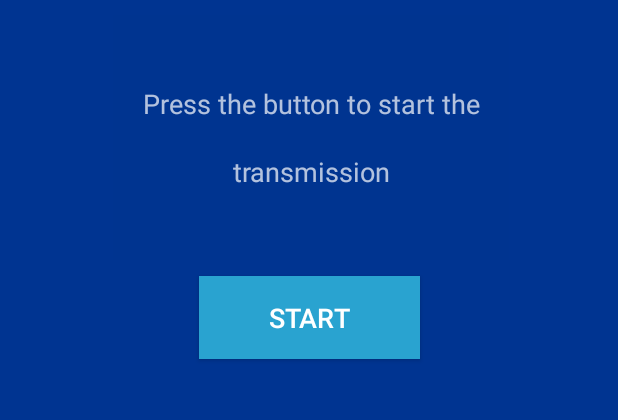
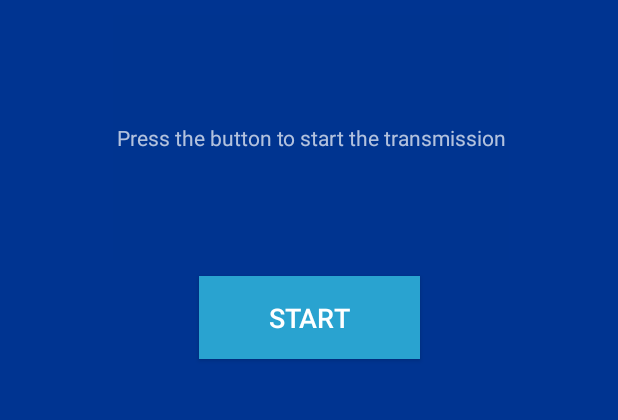
Before and after one commit to mohi86/airshareLocator, an Android app: the screen it shows after launch (MainActivity), on a phone screen of 412 x 824 dp, the part 99-519 px from its top. Run offline under Robolectric (Android 15) with nearby library versions, the phone set to English and light mode, and no system bars; libraries missing offline, so code that uses them is left out: com.microsoft.azure.

Commit message:
Refactored Location service and Azure-iot functions

```diff
--- a/app/src/main/AndroidManifest.xml
+++ b/app/src/main/AndroidManifest.xml
@@ -8,6 +8,8 @@
     <uses-permission android:name="android.permission.REORDER_TASKS" />
     <uses-permission android:name="android.permission.INTERNET"/>
     <uses-permission android:name="android.permission.WRITE_EXTERNAL_STORAGE" />
+    <uses-permission android:name="android.permission.ACCESS_NETWORK_STATE" />
+    <uses-permission android:name="android.permission.ACCESS_WIFI_STATE"/>
 
     <application
         android:allowBackup="true"
@@ -19,7 +21,7 @@
         tools:ignore="GoogleAppIndexingWarning"
         android:testOnly="true">
         <service
-            android:name=".AirshareLocationService"
+            android:name=".AirshareAlwaysOnService"
             android:enabled="true"
             android:exported="true" />
 
--- a/app/src/main/java/co/nz/airshare/airshareclient/AirshareLocationService.java
+++ b/app/src/main/java/co/nz/airshare/airshareclient/AirshareAlwaysOnService.java
@@ -12,12 +12,12 @@ import android.os.Build;
 import android.os.IBinder;
 import android.support.v4.app.NotificationCompat;
 
-public class AirshareLocationService extends Service {
+public class AirshareAlwaysOnService extends Service {
 
     private static final int NOTIF_ID = 1;
     private static final String NOTIF_CHANNEL_ID = "Channel_Id";
 
-    public AirshareLocationService() {
+    public AirshareAlwaysOnService() {
     }
 
     @Override
--- a/app/src/main/java/co/nz/airshare/airshareclient/MainActivity.java
+++ b/app/src/main/java/co/nz/airshare/airshareclient/MainActivity.java
@@ -6,9 +6,13 @@ import android.content.Context;
 import android.content.Intent;
 import android.content.pm.PackageManager;
 import android.graphics.Color;
+import android.hardware.Sensor;
+import android.hardware.SensorManager;
 import android.location.Location;
 import android.location.LocationListener;
 import android.location.LocationManager;
+import android.net.ConnectivityManager;
+import android.net.NetworkInfo;
 import android.os.Handler;
 import android.support.annotation.NonNull;
 import android.support.v4.app.ActivityCompat;
@@ -32,6 +36,7 @@ import com.microsoft.azure.sdk.iot.device.IotHubStatusCode;
 import com.microsoft.azure.sdk.iot.device.Message;
 import com.microsoft.azure.sdk.iot.device.transport.IotHubConnectionStatus;
 
+import org.json.JSONArray;
 import org.json.JSONException;
 import org.json.JSONObject;
 
@@ -43,18 +48,15 @@ import java.util.Locale;
 
 public class MainActivity extends AppCompatActivity {
 
-    LocationManager locationManager;
-    LocationListener locationListener;
-    Double latitude;
-    Double longitude;
-    Double altitude;
-    float accuracy;
+    Context context;
 
     String connString = BuildConfig.ConnectionString;
 
+    private JSONArray trackerData = new JSONArray();
     private String msgStr;
     private Message sendMessage;
     private String lastException;
+    private boolean isIOTHubRunning = false;
 
     private DeviceClient client;
 
@@ -64,7 +66,7 @@ public class MainActivity extends AppCompatActivity {
     private int receiptsConfirmedCount = 0;
     private int sendFailuresCount = 0;
     private int msgReceivedCount = 0;
-    private int sendMessagesInterval = 1000;
+    private int sendMessagesInterval = 2000;
 
     private final Handler handler = new Handler();
     private Thread sendThread;
@@ -73,8 +75,16 @@ public class MainActivity extends AppCompatActivity {
     public static final int METHOD_THROWS = 403;
     private static final int METHOD_NOT_DEFINED = 404;
 
-    Boolean isTracking = false;
-    Button trackingButton;
+    private LocationManager locationManager;
+    private LocationListener locationListener;
+    private Double latitude;
+    private Double longitude;
+    private Double altitude;
+    private float accuracy;
+    private Boolean isTracking = false;
+
+    Button trackingBtn;
+    Button resetButton;
     TextView latTextView;
     TextView longTextView;
     TextView accTextView;
@@ -86,17 +96,25 @@ public class MainActivity extends AppCompatActivity {
     protected void onCreate(Bundle savedInstanceState) {
         super.onCreate(savedInstanceState);
         setContentView(R.layout.activity_main);
+        context = getApplicationContext();
 
-        startService(new Intent(this, AirshareLocationService.class));
-
-        trackingButton = findViewById(R.id.trackingButton);
-        latTextView = findViewById(R.id.latTextView);
-        longTextView = findViewById(R.id.longTextView);
-        accTextView = findViewById(R.id.accTextView);
-        altTextView = findViewById(R.id.altTextView2);
+        trackingBtn = findViewById(R.id.trackingButton);
+        resetButton = findViewById(R.id.resetButton);
         statusTextView = findViewById(R.id.statusTextView);
 
+        startService(new Intent(this, AirshareAlwaysOnService.class));
+        loadActivity();
+    }
 
+    protected void loadActivity() {
+        if (!isNetworkAvailable()) {
+            resetButton.setVisibility(View.VISIBLE);
+            trackingBtn.setVisibility(View.INVISIBLE);
+            statusTextView.setText("No Internet connection!");
+        } else {
+            resetButton.setVisibility(View.INVISIBLE);
+            trackingBtn.setVisibility(View.VISIBLE);
+            statusTextView.setText("Press the button to start the transmission");
             locationManager = (LocationManager) this.getSystemService(Context.LOCATION_SERVICE);
 
             locationListener = new LocationListener() {
@@ -126,6 +144,21 @@ public class MainActivity extends AppCompatActivity {
             } else{
                 if (isTracking) locationManager.requestLocationUpdates(LocationManager.GPS_PROVIDER, 2000, 0, locationListener);
             }
+            latTextView = findViewById(R.id.latTextView);
+            longTextView = findViewById(R.id.longTextView);
+            accTextView = findViewById(R.id.accTextView);
+            altTextView = findViewById(R.id.altTextView2);
+        }
+    }
+
+    public void checkInternetConnection(View view) {
+        loadActivity();
+    }
+
+    private boolean isNetworkAvailable() {
+        ConnectivityManager connectivityManager = (ConnectivityManager) getSystemService(Context.CONNECTIVITY_SERVICE);
+        NetworkInfo activeNetworkInfo = connectivityManager.getActiveNetworkInfo();
+        return activeNetworkInfo != null && activeNetworkInfo.isConnected();
     }
 
     private void stopIoTHubCommunication()
@@ -138,6 +171,11 @@ public class MainActivity extends AppCompatActivity {
                     sendThread.interrupt();
                     client.closeNow();
                     System.out.println("Shutting down...");
+                    runOnUiThread(new Runnable() {
+                        public void run() {
+                            enableTrackerBtn(true);
+                        }
+                    });
                 }
                 catch (Exception e)
                 {
@@ -146,6 +184,8 @@ public class MainActivity extends AppCompatActivity {
                 }
             }
         }).start();
+
+        isIOTHubRunning = false;
     }
 
     private void startIoTHubCommunication()
@@ -175,7 +215,13 @@ public class MainActivity extends AppCompatActivity {
         });
 
         sendThread.start();
+
+        isIOTHubRunning = true;
     }
+
+    Runnable updateRunnable = new Runnable() {
+        public void run() {}
+    };
 
     Runnable exceptionRunnable = new Runnable() {
         public void run() {
@@ -197,11 +243,11 @@ public class MainActivity extends AppCompatActivity {
         }
     };
 
-    private void sendMessages()
-    {
+    private void sendMessages() throws JSONException {
         msgStr = "\"latitude\":" + String.format(Locale.getDefault(),"%s",latitude) + ", " +
                 "\"longitude\":" + String.format(Locale.getDefault(),"%s",longitude) +
                 ", \"altitude\":" + String.format(Locale.getDefault(),"%s",altitude);
+
         try
         {
             sendMessage = new Message(msgStr);
@@ -210,10 +256,12 @@ public class MainActivity extends AppCompatActivity {
             EventCallback eventCallback = new EventCallback();
             client.sendEventAsync(sendMessage, eventCallback, msgSentCount);
             msgSentCount++;
+            handler.post(updateRunnable);
         }
         catch (Exception e)
         {
-            System.err.println("Exception while sending event: " + e);
+            trackerData.put(msgStr);
+            System.err.println("Exception while sending event: " + e.getMessage());
         }
     }
 
@@ -227,7 +275,7 @@ public class MainActivity extends AppCompatActivity {
             client.open();
             MessageCallback callback = new MessageCallback();
             client.setMessageCallback(callback, null);
-            client.subscribeToDeviceMethod(new SampleDeviceMethodCallback(), getApplicationContext(), new DeviceMethodStatusCallBack(), null);
+            client.subscribeToDeviceMethod(new TrackerDeviceMethodCallback(), getApplicationContext(), new DeviceMethodStatusCallBack(), null);
         }
         catch (Exception e)
         {
@@ -289,20 +337,23 @@ public class MainActivity extends AppCompatActivity {
                 //connection was lost, and is not being re-established. Look at provided exception for
                 // how to resolve this issue. Cannot send messages until this issue is resolved, and you manually
                 // re-open the device client
+                System.out.println("Network disconnected");
             }
             else if (status == IotHubConnectionStatus.DISCONNECTED_RETRYING)
             {
                 //connection was lost, but is being re-established. Can still send messages, but they won't
                 // be sent until the connection is re-established
+                System.out.println("Reconnect in progress");
             }
             else if (status == IotHubConnectionStatus.CONNECTED)
             {
                 //Connection was successfully re-established. Can send messages.
+                System.out.println("Reconnected");
             }
         }
     }
 
-    protected class SampleDeviceMethodCallback implements com.microsoft.azure.sdk.iot.device.DeviceTwin.DeviceMethodCallback
+    protected class TrackerDeviceMethodCallback implements com.microsoft.azure.sdk.iot.device.DeviceTwin.DeviceMethodCallback
     {
         @Override
         public DeviceMethodData call(String methodName, Object methodData, Object context)
@@ -354,8 +405,30 @@ public class MainActivity extends AppCompatActivity {
         }
     }
 
+    public void startButtonClicked(View view) {
 
+        //Disable the button until server response is received
+        enableTrackerBtn(false);
 
+        if (isTracking != true) {
+            startListening();
+        } else {
+            stopListening();
+        }
+
+        changeTrackingStatus();
+    }
+
+    private void enableTrackerBtn(Boolean state) {
+        trackingBtn.setEnabled(state);
+    }
+
+    private void trackingBtnChange(String status, String color) {
+        trackingBtn.setText(status);
+        trackingBtn.setBackgroundColor(Color.parseColor(color));
+    }
+
+    //Disable Android buttons
     @Override
     public void onBackPressed() {
     }
@@ -364,49 +437,38 @@ public class MainActivity extends AppCompatActivity {
     protected void onPause() {
         super.onPause();
 
-        ActivityManager activityManager = (ActivityManager) getApplicationContext()
-                .getSystemService(Context.ACTIVITY_SERVICE);
+        ActivityManager activityManager = (ActivityManager) getApplicationContext().getSystemService(Context.ACTIVITY_SERVICE);
 
         activityManager.moveTaskToFront(getTaskId(), 0);
     }
 
+    public void changeTrackingStatus() {
+        isTracking = !isTracking;
+    }
+
     @Override
     public void onRequestPermissionsResult(int requestCode, @NonNull String[] permissions, @NonNull int[] grantResults) {
-        super.onRequestPermissionsResult(requestCode, permissions, grantResults);
-
         if (grantResults.length > 0 && grantResults[0] == PackageManager.PERMISSION_GRANTED && isTracking) {
             startListening();
         }
     }
 
-    public void startButtonClicked(View view) {
-        if (isTracking != true) {
-            isTracking = true;
-            trackingButton.setText("Stop");
-            trackingButton.setBackgroundColor(Color.parseColor("#FFB935"));
-            startListening();
-            startIoTHubCommunication();
-        } else {
-            isTracking = false;
-            trackingButton.setText("Start");
-            trackingButton.setBackgroundColor(Color.parseColor("#29A3D0"));
-            stopListening();
-            stopIoTHubCommunication();
-        }
-    }
-
     public void startListening() {
         if (ContextCompat.checkSelfPermission(this, Manifest.permission.ACCESS_FINE_LOCATION) == PackageManager.PERMISSION_GRANTED) {
+            trackingBtnChange("Stop", "#FFB935");
+            statusTextView.setVisibility(View.VISIBLE);
+            statusTextView.setText("Locking down GPS coordinates & Connecting to server...");
             locationManager.requestLocationUpdates(LocationManager.GPS_PROVIDER,2000, 0,locationListener );
-            statusTextView.setVisibility(View.VISIBLE);
-            statusTextView.setText("Locking down GPS coordinates...");
         }
     }
 
     public void stopListening() {
-        locationManager.removeUpdates(locationListener);
+        trackingBtnChange("Start", "#29A3D0");
         statusTextView.setVisibility(View.VISIBLE);
         statusTextView.setText("Press the button to start the transmission");
+        locationManager.removeUpdates(locationListener);
+
+        if (isIOTHubRunning) stopIoTHubCommunication();
     }
 
     public void updateLocationInfo(Location location) {
@@ -415,10 +477,14 @@ public class MainActivity extends AppCompatActivity {
         altitude = location.getAltitude();
         accuracy = location.getAccuracy();
 
+        if (latitude != null && !isIOTHubRunning) startIoTHubCommunication();
+
         statusTextView.setVisibility(View.INVISIBLE);
-        latTextView.setText(String.format(Locale.getDefault(),"Latitude: %.5f", location.getLatitude()));
-        longTextView.setText(String.format(Locale.getDefault(),"Longitude: %.5f", location.getLongitude()));
-        accTextView.setText(String.format(Locale.getDefault(),"Accuracy: %s", location.getAccuracy()));
-        altTextView.setText(String.format(Locale.getDefault(),"Altitude: %s", location.getAltitude()));
+        enableTrackerBtn(true);
+        latTextView.setText(String.format(Locale.getDefault(),"Latitude: %.5f", latitude));
+        longTextView.setText(String.format(Locale.getDefault(),"Longitude: %.5f", longitude));
+        accTextView.setText(String.format(Locale.getDefault(),"Accuracy: %s", accuracy));
+        altTextView.setText(String.format(Locale.getDefault(),"Altitude: %s", altitude));
     }
+
 }
--- a/app/src/main/res/layout/activity_main.xml
+++ b/app/src/main/res/layout/activity_main.xml
@@ -96,11 +96,24 @@
         android:lineSpacingExtra="24sp"
         android:text="Press the button to start the transmission"
         android:textAlignment="center"
-        android:textSize="18sp"
+        android:textSize="14sp"
         app:layout_constraintBottom_toTopOf="@+id/trackingButton"
         app:layout_constraintEnd_toEndOf="parent"
         app:layout_constraintHorizontal_bias="0.5"
         app:layout_constraintStart_toStartOf="parent"
         app:layout_constraintTop_toBottomOf="@+id/imageView4" />
 
+    <Button
+        android:id="@+id/resetButton"
+        android:layout_width="157dp"
+        android:layout_height="65dp"
+        android:layout_marginTop="6dp"
+        android:background="@android:color/holo_red_light"
+        android:onClick="checkInternetConnection"
+        android:text="Try Again"
+        app:layout_constraintEnd_toEndOf="parent"
+        app:layout_constraintHorizontal_bias="0.5"
+        app:layout_constraintStart_toStartOf="parent"
+        app:layout_constraintTop_toBottomOf="@+id/statusTextView" />
+
 </android.support.constraint.ConstraintLayout>
--- a/gradle.properties
+++ b/gradle.properties
@@ -13,5 +13,5 @@ org.gradle.jvmargs=-Xmx1536m
 # org.gradle.parallel=true
 
 org.gradle.configureondemand=false
-ConnectionString=HostName=IOT-trackers.azure-devices.net;DeviceId=myTestAndroidDevice;SharedAccessKey=m8T502vGJE4zqgeRzmcSbDiWg2Yol09YBgvWf8qEL8g=
+ConnectionString=
 DeviceId=Target_Device_Id
```
Lines whose indentation alone changed are shown as unchanged.
